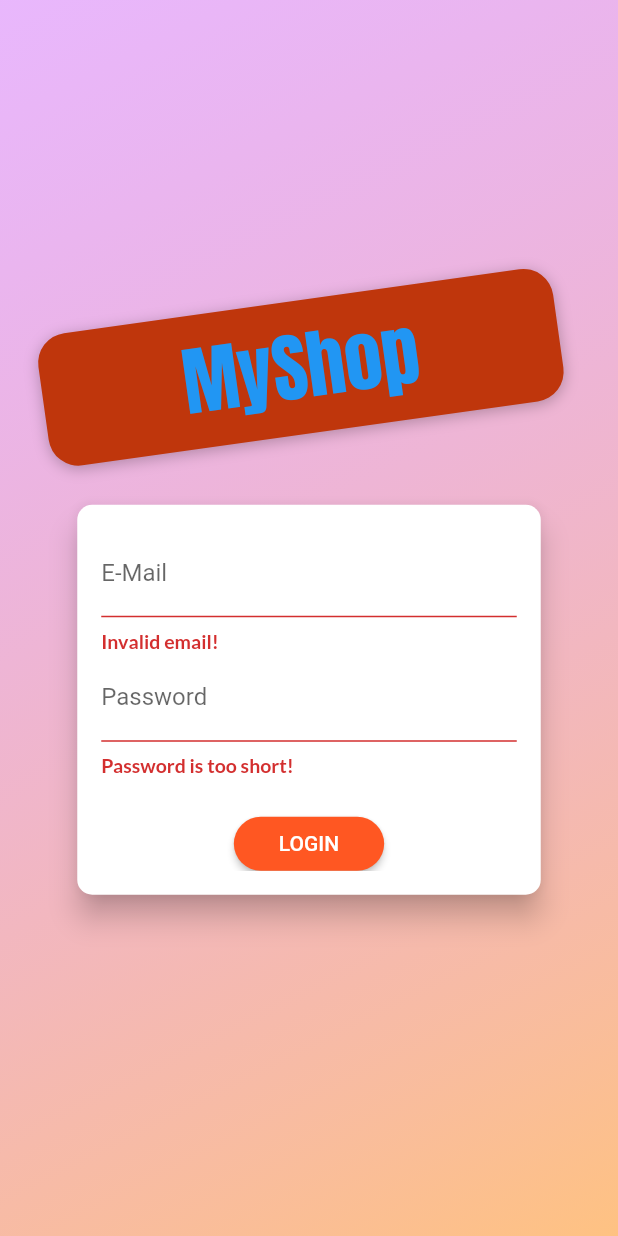
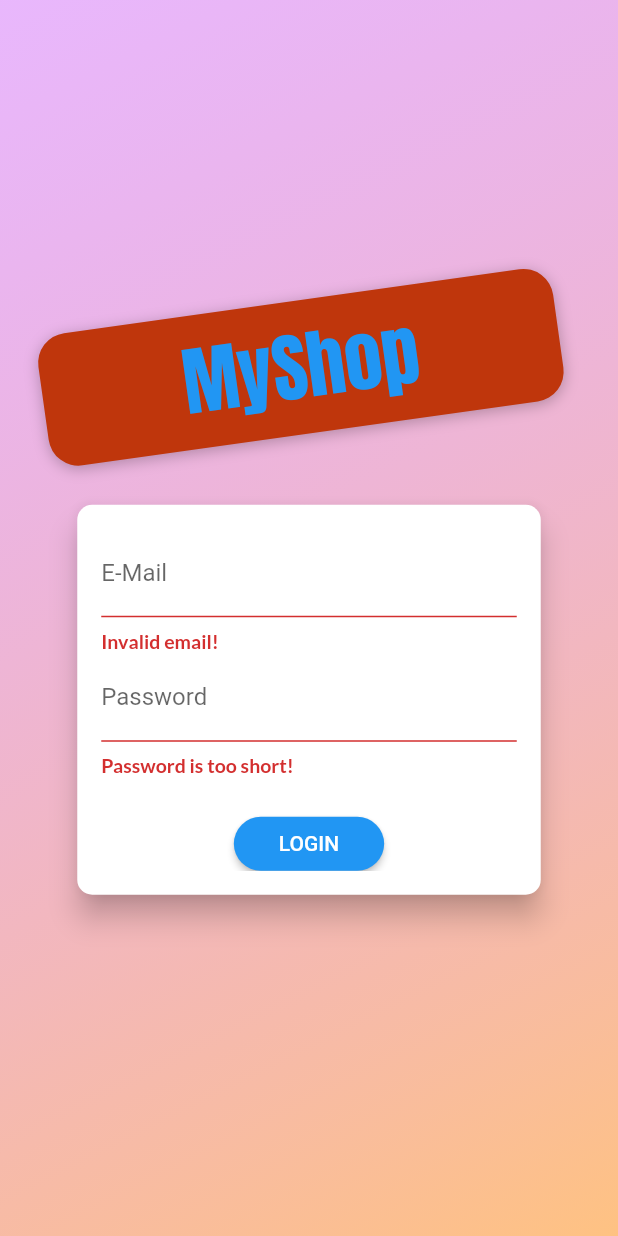
Before and after one commit to philippe-heitzmann/shop_app2, a Flutter app: the screen it shows after launch, after a tap on "LOGIN", on a phone screen of 412 x 824 dp. Run offline on Flutter 3.47's test engine with Material 2 defaults, Android fonts, the phone set to English and light mode, and no system bars; our stand-ins replace flutter_dotenv, shared_preferences; network calls fail.

```diff
--- /dev/null
+++ b/lib/helpers/custom_route.dart
@@ -0,0 +1,46 @@
+import 'package:flutter/material.dart';
+
+class CustomRoute<T> extends MaterialPageRoute<T> {
+  CustomRoute({
+    required WidgetBuilder builder,
+    required RouteSettings settings,
+  }) : super(
+          builder: builder,
+          settings: settings,
+        );
+
+  @override
+  Widget buildTransitions(
+    BuildContext context,
+    Animation<double> animation,
+    Animation<double> secondaryAnimation,
+    Widget child,
+  ) {
+    if (settings.name == '/') {
+      return child;
+    }
+    return FadeTransition(
+      opacity: animation,
+      child: child,
+    );
+  }
+}
+
+class CustomPageTransitionBuilder extends PageTransitionsBuilder {
+  @override
+  Widget buildTransitions<T>(
+    PageRoute<T> route,
+    BuildContext context,
+    Animation<double> animation,
+    Animation<double> secondaryAnimation,
+    Widget child,
+  ) {
+    if (route.settings.name == '/') {
+      return child;
+    }
+    return FadeTransition(
+      opacity: animation,
+      child: child,
+    );
+  }
+}
--- a/lib/main.dart
+++ b/lib/main.dart
@@ -1,8 +1,10 @@
 import 'package:flutter/material.dart';
 import 'package:provider/provider.dart';
 import 'package:flutter_dotenv/flutter_dotenv.dart';
+import 'package:shop_app/helpers/custom_route.dart';
 
 // App code
+import './screens/splash_screen.dart';
 import 'package:shop_app/providers/auth.dart';
 import './screens/cart_screen.dart';
 import './screens/products_overview_screen.dart';
@@ -44,9 +46,10 @@ class MyApp extends StatelessWidget {
             ),
           ),
           ChangeNotifierProxyProvider<Auth, Orders>(
-            create: (_) => Orders('', []),
+            create: (_) => Orders('', '', []),
             update: (ctx, auth, previousOrders) => Orders(
               auth.token,
+              auth.userId,
               previousOrders!.orders,
             ),
           ),
@@ -61,6 +64,10 @@ class MyApp extends StatelessWidget {
                       tertiary: Colors.white,
                     ),
                 fontFamily: 'Lato',
+                pageTransitionsTheme: PageTransitionsTheme(builders: {
+                  TargetPlatform.android: CustomPageTransitionBuilder(),
+                  TargetPlatform.iOS: CustomPageTransitionBuilder(),
+                }),
                 textTheme: ThemeData.light().textTheme.copyWith(
                       bodyLarge: const TextStyle(
                           color: Color.fromRGBO(20, 51, 51, 1),
@@ -79,7 +86,16 @@ class MyApp extends StatelessWidget {
                           fontFamily: 'Lato'),
                     ),
               ),
-              home: auth.isAuth ? ProductsOverviewScreen() : AuthScreen(),
+              home: auth.isAuth
+                  ? ProductsOverviewScreen()
+                  : FutureBuilder(
+                      future: auth.tryAutoLogin(),
+                      builder: (ctx, authResultSnapshot) =>
+                          authResultSnapshot.connectionState ==
+                                  ConnectionState.waiting
+                              ? SplashScreen()
+                              : AuthScreen(),
+                    ),
               routes: {
                 ProductDetailScreen.routeName: (ctx) => ProductDetailScreen(),
                 CartScreen.routeName: (ctx) => CartScreen(),
--- a/lib/providers/auth.dart
+++ b/lib/providers/auth.dart
@@ -1,7 +1,9 @@
 import 'dart:convert';
+import 'dart:async';
 
 import 'package:flutter/widgets.dart';
 import 'package:http/http.dart' as http;
+import 'package:shared_preferences/shared_preferences.dart';
 import 'package:flutter_dotenv/flutter_dotenv.dart';
 import '../models/http_exception.dart';
 
@@ -9,9 +11,19 @@ class Auth with ChangeNotifier {
   String _token = '';
   DateTime _expiryDate = DateTime(2022, 8, 7, 17, 30);
   String _userId = '';
+  Timer _authTimer =
+      Timer(const Duration(seconds: 10800), () => print('User logged out'));
 
   bool get isAuth {
     return token != '';
+  }
+
+  String reset_string() {
+    return '';
+  }
+
+  DateTime reset_datetime() {
+    return DateTime(2022, 8, 7, 17, 30);
   }
 
   String get token {
@@ -49,7 +61,15 @@ class Auth with ChangeNotifier {
       _userId = responseData['localId'];
       _expiryDate = DateTime.now()
           .add(Duration(seconds: int.parse(responseData['expiresIn'])));
+      _autologout();
       notifyListeners();
+      final prefs = await SharedPreferences.getInstance();
+      final userData = json.encode({
+        'token': _token,
+        'userId': _userId,
+        'expiryDate': _expiryDate.toIso8601String()
+      });
+      prefs.setString('userData', userData);
     } catch (error) {
       throw error;
     }
@@ -62,4 +82,45 @@ class Auth with ChangeNotifier {
   Future<void> login(String email, String password) async {
     return _authenticate(email, password, 'verifyPassword');
   }
+
+  Future<bool> tryAutoLogin() async {
+    final prefs = await SharedPreferences.getInstance();
+    if (!prefs.containsKey('userData')) {
+      return false;
+    }
+    final extractedUserData =
+        json.decode(prefs.getString('userData')!) as Map<String, dynamic>;
+    print('Autologin extractedUserData $extractedUserData');
+    final expiryDate =
+        DateTime.parse(extractedUserData['expiryDate'] as String);
+    if (expiryDate.isBefore(DateTime.now())) {
+      return false;
+    }
+    _token = extractedUserData['token'] as String;
+    _userId = extractedUserData['userId'] as String;
+    _expiryDate = expiryDate;
+    notifyListeners();
+    _autologout();
+    return true;
+  }
+
+  Future<void> logout() async {
+    _token = reset_string();
+    _userId = reset_string();
+    _expiryDate = reset_datetime();
+    if (_authTimer.isActive) {
+      _authTimer.cancel();
+    }
+    notifyListeners();
+    final prefs = await SharedPreferences.getInstance();
+    prefs.clear();
+  }
+
+  void _autologout() {
+    if (_authTimer.isActive) {
+      _authTimer.cancel();
+    }
+    final timeToExpiry = _expiryDate.difference(DateTime.now()).inSeconds;
+    _authTimer = Timer(Duration(seconds: timeToExpiry), logout);
+  }
 }
--- a/lib/providers/orders.dart
+++ b/lib/providers/orders.dart
@@ -23,8 +23,9 @@ class Orders with ChangeNotifier {
   List<OrderItem> _orders = [];
 
   final String authToken;
+  final String userId;
 
-  Orders(this.authToken, this._orders);
+  Orders(this.authToken, this.userId, this._orders);
 
   List<OrderItem> get orders {
     return [..._orders];
@@ -33,7 +34,7 @@ class Orders with ChangeNotifier {
   Future<void> fetchAndSetOrders() async {
     print('orders authToken $authToken');
     final url = Uri.https('shop-app-24bba-default-rtdb.firebaseio.com',
-        '/orders.json', {'auth': '$authToken'});
+        '/orders/$userId.json', {'auth': '$authToken'});
     final response = await http.get(url);
     final List<OrderItem> loadedOrders = [];
     final extractedData = json.decode(response.body) as Map<String, dynamic>;
@@ -71,7 +72,7 @@ class Orders with ChangeNotifier {
 
   Future<void> addOrder(List<CartItem> cartProducts, double total) async {
     final url = Uri.https('shop-app-24bba-default-rtdb.firebaseio.com',
-        '/orders.json', {'auth': '$authToken'});
+        '/orders/$userId.json', {'auth': '$authToken'});
     final timestamp = DateTime.now();
     final response = await http.post(
       url,
--- a/lib/providers/products.dart
+++ b/lib/providers/products.dart
@@ -149,6 +149,7 @@ class Products with ChangeNotifier {
   }
 
   Future<void> updateProduct(String id, Product newProduct) async {
+    /// Function to update product once user edits product
     print('Update Product!');
     final prodIndex = _items.indexWhere((prod) => prod.id == id);
     if (prodIndex >= 0) {
--- a/lib/screens/auth_screen.dart
+++ b/lib/screens/auth_screen.dart
@@ -95,7 +95,8 @@ class AuthCard extends StatefulWidget {
   _AuthCardState createState() => _AuthCardState();
 }
 
-class _AuthCardState extends State<AuthCard> {
+class _AuthCardState extends State<AuthCard>
+    with SingleTickerProviderStateMixin {
   final GlobalKey<FormState> _formKey = GlobalKey();
   AuthMode _authMode = AuthMode.Login;
   Map<String, String> _authData = {
@@ -104,6 +105,36 @@ class _AuthCardState extends State<AuthCard> {
   };
   var _isLoading = false;
   final _passwordController = TextEditingController();
+
+  late AnimationController _controller =
+      AnimationController(vsync: this, duration: Duration(milliseconds: 300));
+  late Animation<Offset> _slideAnimation;
+  late Animation<double> _opacityAnimation;
+
+  @override
+  void initState() {
+    super.initState();
+    _controller = AnimationController(
+      vsync: this,
+      duration: const Duration(
+        milliseconds: 300,
+      ),
+    );
+    _slideAnimation = Tween<Offset>(begin: Offset(0, -1.5), end: Offset(0, 0))
+        .animate(CurvedAnimation(
+            parent: this._controller, curve: Curves.fastOutSlowIn))
+      ..addListener(() => setState(() {}));
+    _slideAnimation.addListener(() => setState(() {}));
+    _opacityAnimation = Tween(begin: 0.0, end: 1.0).animate(
+      CurvedAnimation(parent: _controller, curve: Curves.easeIn),
+    );
+  }
+
+  @override
+  void dispose() {
+    super.dispose();
+    _controller.dispose();
+  }
 
   void _showErrorDialog(String message) {
     showDialog(
@@ -170,10 +201,12 @@ class _AuthCardState extends State<AuthCard> {
       setState(() {
         _authMode = AuthMode.Signup;
       });
+      _controller.forward();
     } else {
       setState(() {
         _authMode = AuthMode.Login;
       });
+      _controller.reverse();
     }
   }
 
@@ -185,32 +218,35 @@ class _AuthCardState extends State<AuthCard> {
         borderRadius: BorderRadius.circular(10.0),
       ),
       elevation: 8.0,
-      child: Container(
+      child: AnimatedContainer(
+        duration: Duration(milliseconds: 300),
+        curve: Curves.easeIn,
         height: _authMode == AuthMode.Signup ? 320 : 260,
+        // height: _heightAnimation.value.height,
         constraints:
             BoxConstraints(minHeight: _authMode == AuthMode.Signup ? 320 : 260),
         width: deviceSize.width * 0.75,
         padding: EdgeInsets.all(16.0),
+        // child: ch),
         child: Form(
           key: _formKey,
           child: SingleChildScrollView(
             child: Column(
               children: <Widget>[
                 TextFormField(
-                  decoration: const InputDecoration(labelText: 'E-Mail'),
+                  decoration: InputDecoration(labelText: 'E-Mail'),
                   keyboardType: TextInputType.emailAddress,
                   validator: (value) {
                     if (value!.isEmpty || !value.contains('@')) {
                       return 'Invalid email!';
                     }
-                    return null;
                   },
                   onSaved: (value) {
                     _authData['email'] = value!;
                   },
                 ),
                 TextFormField(
-                  decoration: const InputDecoration(labelText: 'Password'),
+                  decoration: InputDecoration(labelText: 'Password'),
                   obscureText: true,
                   controller: _passwordController,
                   validator: (value) {
@@ -222,11 +258,21 @@ class _AuthCardState extends State<AuthCard> {
                     _authData['password'] = value!;
                   },
                 ),
-                if (_authMode == AuthMode.Signup)
-                  TextFormField(
+                // if (_authMode == AuthMode.Signup)
+                AnimatedContainer(
+                  constraints: BoxConstraints(
+                      minHeight: _authMode == AuthMode.Signup ? 60 : 0,
+                      maxHeight: _authMode == AuthMode.Signup ? 120 : 0),
+                  duration: Duration(milliseconds: 300),
+                  curve: Curves.easeIn,
+                  child: FadeTransition(
+                    opacity: _opacityAnimation,
+                    child: SlideTransition(
+                      position: _slideAnimation,
+                      child: TextFormField(
                         enabled: _authMode == AuthMode.Signup,
                         decoration:
-                        const InputDecoration(labelText: 'Confirm Password'),
+                            InputDecoration(labelText: 'Confirm Password'),
                         obscureText: true,
                         validator: _authMode == AuthMode.Signup
                             ? (value) {
@@ -236,32 +282,34 @@ class _AuthCardState extends State<AuthCard> {
                               }
                             : null,
                       ),
-                const SizedBox(
+                    ),
+                  ),
+                ),
+                SizedBox(
                   height: 20,
                 ),
                 if (_isLoading)
                   CircularProgressIndicator()
                 else
                   RaisedButton(
+                    child:
+                        Text(_authMode == AuthMode.Login ? 'LOGIN' : 'SIGN UP'),
                     onPressed: _submit,
                     shape: RoundedRectangleBorder(
                       borderRadius: BorderRadius.circular(30),
                     ),
-                    padding: const EdgeInsets.symmetric(
-                        horizontal: 30.0, vertical: 8.0),
-                    color: Theme.of(context).colorScheme.primary,
-                    textColor: Theme.of(context).colorScheme.tertiary,
-                    child:
-                        Text(_authMode == AuthMode.Login ? 'LOGIN' : 'SIGN UP'),
+                    padding:
+                        EdgeInsets.symmetric(horizontal: 30.0, vertical: 8.0),
+                    color: Theme.of(context).primaryColor,
+                    textColor: Theme.of(context).primaryTextTheme.button!.color,
                   ),
                 FlatButton(
+                  child: Text(
+                      '${_authMode == AuthMode.Login ? 'SIGNUP' : 'LOGIN'} INSTEAD'),
                   onPressed: _switchAuthMode,
-                  padding:
-                      const EdgeInsets.symmetric(horizontal: 30.0, vertical: 4),
+                  padding: EdgeInsets.symmetric(horizontal: 30.0, vertical: 4),
                   materialTapTargetSize: MaterialTapTargetSize.shrinkWrap,
                   textColor: Theme.of(context).primaryColor,
-                  child: Text(
-                      '${_authMode == AuthMode.Login ? 'SIGNUP' : 'LOGIN'} INSTEAD'),
                 ),
               ],
             ),
--- a/lib/screens/products_overview_screen.dart
+++ b/lib/screens/products_overview_screen.dart
@@ -94,7 +94,7 @@ class _ProductsOverviewScreenState extends State<ProductsOverviewScreen> {
       ),
       drawer: AppDrawer(),
       body: _isLoading
-          ? Center(
+          ? const Center(
               child: CircularProgressIndicator(),
             )
           : ProductsGrid(_showOnlyFavorites),
--- /dev/null
+++ b/lib/screens/splash_screen.dart
@@ -0,0 +1,12 @@
+import 'package:flutter/material.dart';
+
+class SplashScreen extends StatelessWidget {
+  @override
+  Widget build(BuildContext context) {
+    return const Scaffold(
+      body: Center(
+        child: Text('Loading...'),
+      ),
+    );
+  }
+}
--- a/pubspec.yaml
+++ b/pubspec.yaml
@@ -33,6 +33,7 @@ dependencies:
   intl: ^0.17.0
   http: ^0.13.4
   flutter_dotenv: ^5.0.2
+  shared_preferences: ^2.0.15
 
 
   # The following adds the Cupertino Icons font to your application.
@@ -64,7 +65,7 @@ flutter:
   # To add assets to your application, add an assets section, like this:
   assets:
     - .env
-  #   - images/a_dot_ham.jpeg
+    - assets/images/product-placeholder.png
 
   # An image asset can refer to one or more resolution-specific "variants", see
   # https://flutter.dev/assets-and-images/#resolution-aware
```
Also changed, not shown: lib/screens/product_detail_screen.dart (+21 -9 lines), lib/widgets/app_drawer.dart (+14 -0 lines), lib/widgets/order_item.dart (+33 -7 lines), lib/widgets/product_item.dart (+7 -3 lines), assets/images/product-placeholder.png (added), pubspec.lock, 1 other file. Lines whose indentation alone changed are shown as unchanged.
